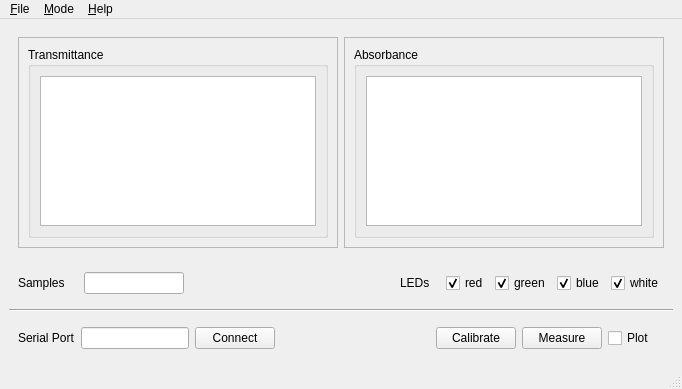
This is python/Colorimeter/colorimeter/gui/basic/basic.ui in iorodeo/colorimeter as Qt 5 draws it before an edit. The edited form follows.
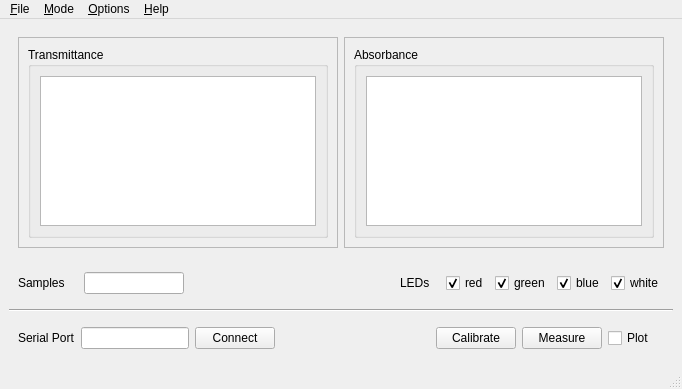
This is the edited form.

Commit message: Added significant digits options.

What changed in the file:
```diff
--- a/python/Colorimeter/colorimeter/gui/basic/basic.ui
+++ b/python/Colorimeter/colorimeter/gui/basic/basic.ui
@@ -355,8 +355,20 @@
     <addaction name="actionStandardRgbLED"/>
     <addaction name="actionCustomLED"/>
    </widget>
+   <widget class="QMenu" name="menu_Options">
+    <property name="title">
+     <string>&amp;Options</string>
+    </property>
+    <widget class="QMenu" name="menuSignificantDigits">
+     <property name="title">
+      <string>Significant Digits</string>
+     </property>
+    </widget>
+    <addaction name="menuSignificantDigits"/>
+   </widget>
    <addaction name="menuFile"/>
    <addaction name="menuMode"/>
+   <addaction name="menu_Options"/>
    <addaction name="menu_Help"/>
   </widget>
   <widget class="QStatusBar" name="statusbar"/>
```
Left out of the diff: 32 changed lines with no effect on the pictures. The commit also changes 11 other files.
